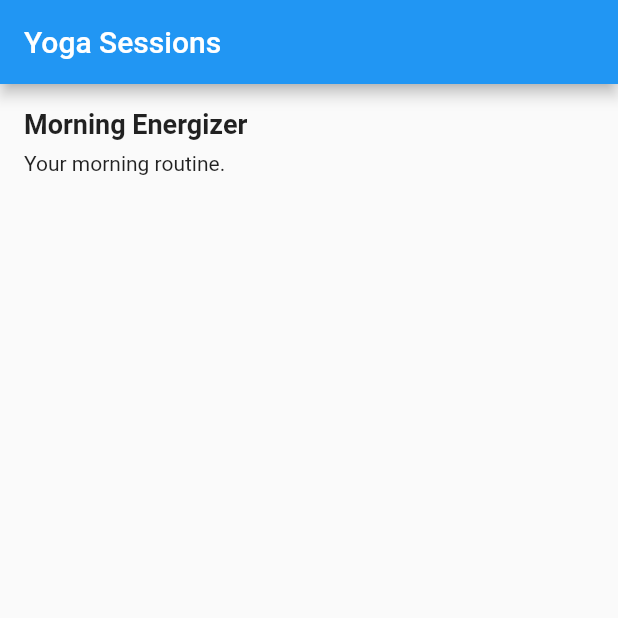
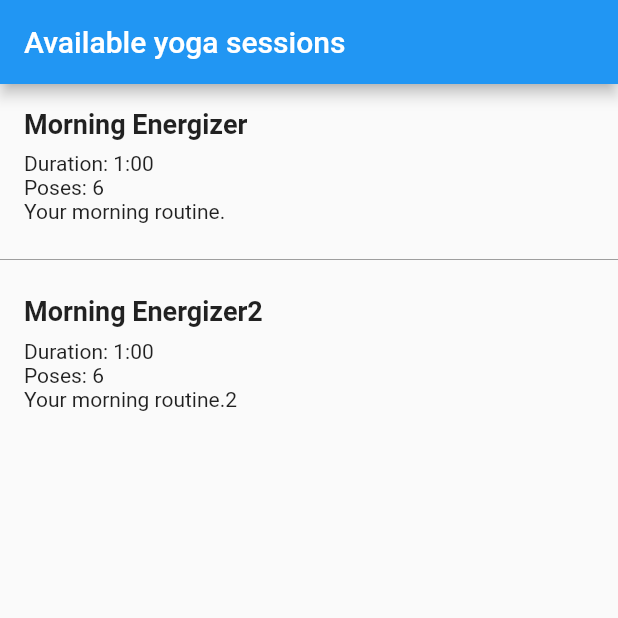
Before and after one commit to SeardnaSchmid/yoga-instructor, a Flutter app: the screen it shows after launch, on a phone screen of 412 x 824 dp, the top half of it. Run offline on Flutter 3.47's test engine with Material 2 defaults, Android fonts, the phone set to English and light mode, and no system bars; our stand-ins replace circular_countdown_timer, shared_preferences, wakelock.

Commit message:
clean up some code

```diff
--- a/assets/defaultSessions.json
+++ b/assets/defaultSessions.json
@@ -27,5 +27,34 @@
         "duration": 10
       }
     ]
+  },
+  {
+    "name": "Morning Energizer2",
+    "description": "Your morning routine.2",
+    "poses": [
+      {
+        "actionId": "startPreparation"
+      },
+      {
+        "actionId": "mountain",
+        "duration": 5
+      },
+      {
+        "actionId": "downwardFacingDog",
+        "duration": 8
+      },
+      {
+        "actionId": "childsPose",
+        "duration": 10
+      },
+      {
+        "actionId": "warrior1",
+        "duration": 6
+      },
+      {
+        "actionId": "endCooldown",
+        "duration": 10
+      }
+    ]
   }
 ]
--- a/lib/main.dart
+++ b/lib/main.dart
@@ -27,16 +27,7 @@ class YogaWorkoutApp extends StatelessWidget {
             return const Center(child: Text('Error loading sessions'));
           } else {
             final sessions = snapshot.data ?? [];
-              if (sessions.length < 1) {
-                return const Text(
-                  'No Sessions Found',
-                  style: TextStyle(
-                    fontSize: 18.0,
-                  ),
-                );
-              } else {
             return SessionListScreen(sessions: sessions);
-              }
           }
         },
       ),
--- a/lib/yoga_actions.dart
+++ b/lib/models/available_yoga_actions.dart
@@ -1,6 +1,6 @@
-import 'models/yoga_action.dart';
+import 'yoga_action.dart';
 
-class YogaActions {
+class AvailableYogaActions {
   static final Map<String, YogaAction> actions = {
     'startPreparation': YogaAction(
       id: 'startPreparation',
@@ -269,7 +269,7 @@ class YogaActions {
   };
 
   static YogaAction getAction(String actionId) {
-    return actions[actionId] ?? YogaAction(
+    var yogaActionNotFoundFallback = YogaAction(
       id: actionId,
       name: "$actionId is not yet implemented. Contact the developer",
       text: '$actionId is not yet implemented. Contact the developer',
@@ -277,10 +277,13 @@ class YogaActions {
       image: 'assets/images/default.jpg',
       sound: 'assets/sounds/default.mp3',
     );
+    return actions[actionId] ?? yogaActionNotFoundFallback;
   }
+
   // Get default duration of a YogaAction by ID
   static int getDefaultActionDuration(String id) {
     final YogaAction? action = actions[id];
-    return action?.defaultDuration ?? 0;
+    var defaultDurationFallback = 10;
+    return action?.defaultDuration ?? defaultDurationFallback;
   }
 }
--- a/lib/models/yoga_pose.dart
+++ b/lib/models/yoga_pose.dart
@@ -3,6 +3,13 @@ class YogaPose {
   final int? duration;
 
   YogaPose(this.actionId, {this.duration});
+
+  Map<String, dynamic> toJson() {
+    return {
+      'actionId': actionId,
+      'duration': duration,
+    };
+  }
 
   factory YogaPose.fromJson(Map<String, dynamic> json) {
     return YogaPose(
--- a/lib/models/yoga_session.dart
+++ b/lib/models/yoga_session.dart
@@ -12,8 +12,8 @@ class Session {
   });
 
   factory Session.fromJson(Map<String, dynamic> json) {
-    final List<dynamic> posesData = json['poses'];
-    final List<YogaPose> poses = posesData.map((pose) => YogaPose.fromJson(pose)).toList();
+    final List<dynamic> posesJson = json['poses'];
+    final List<YogaPose> poses = posesJson.map((poseJson) => YogaPose.fromJson(poseJson)).toList();
 
     return Session(
       name: json['name'],
@@ -21,4 +21,12 @@ class Session {
       poses: poses,
     );
   }
+
+  Map<String, dynamic> toJson() {
+    return {
+      'name': name,
+      'description': description,
+      'poses': poses.map((pose) => pose.toJson()).toList(),
+    };
+  }
 }
--- a/lib/pose_widget.dart
+++ b/lib/pose_widget.dart
@@ -3,7 +3,7 @@ import 'package:circular_countdown_timer/circular_countdown_timer.dart';
 
 import 'models/yoga_action.dart';
 import 'models/yoga_pose.dart';
-import 'yoga_actions.dart';
+import 'models/available_yoga_actions.dart';
 
 class YogaPoseWidget extends StatefulWidget {
   final YogaPose pose;
@@ -29,7 +29,7 @@ class YogaPoseWidgetState extends State<YogaPoseWidget> {
     super.initState();
     _countDownController = CountDownController();
     startTimer();
-    stopButtonText = isTimerRunning ? 'Stop' : 'Continue';
+    stopButtonText = isTimerRunning ? 'Pause' : 'Continue';
   }
 
   @override
@@ -72,7 +72,7 @@ class YogaPoseWidgetState extends State<YogaPoseWidget> {
 
   @override
   Widget build(BuildContext context) {
-    YogaAction currentAction = YogaActions.getAction(widget.pose.actionId);
+    YogaAction currentAction = AvailableYogaActions.getAction(widget.pose.actionId);
 
     return Scaffold(
       body: Container(
--- a/lib/session_details_screen.dart
+++ b/lib/session_details_screen.dart
@@ -1,5 +1,5 @@
 import 'package:flutter/material.dart';
-import 'package:yoga_instructor/yoga_actions.dart';
+import 'package:yoga_instructor/models/available_yoga_actions.dart';
 
 import 'session_screen.dart';
 import 'models/yoga_session.dart';
@@ -14,7 +14,7 @@ class SessionDetailsScreen extends StatelessWidget {
     int totalPoses = session.poses.length;
     int sessionDuration = 0;
     for (var pose in session.poses) {
-       sessionDuration += YogaActions.getDefaultActionDuration(pose.actionId);
+       sessionDuration += AvailableYogaActions.getDefaultActionDuration(pose.actionId);
     }
     int sessionMinutes = sessionDuration ~/ 60;
     int sessionSeconds = sessionDuration % 60;
--- a/lib/session_list_screen.dart
+++ b/lib/session_list_screen.dart
@@ -2,6 +2,7 @@ import 'package:flutter/material.dart';
 import 'models/yoga_session.dart';
 
 import 'session_details_screen.dart';
+import 'models/available_yoga_actions.dart';
 
 class SessionListScreen extends StatelessWidget {
   final List<Session> sessions; // List of sessions
@@ -10,17 +11,37 @@ class SessionListScreen extends StatelessWidget {
 
   @override
   Widget build(BuildContext context) {
+    if (sessions.isEmpty) {
+      // Display a message or placeholder content when no sessions are available
+      return Scaffold(
+        appBar: AppBar(
+          title: const Text('Available yoga sessions'),
+        ),
+        body: const Center(
+          child: Text('No sessions available'),
+        ),
+      );
+    }
 
-
-    print(this.sessions.toString());
     return Scaffold(
       appBar: AppBar(
-        title: const Text('Yoga Sessions'),
+        title: const Text('Available yoga sessions'),
       ),
-      body: ListView.builder(
+      body: ListView.separated(
         itemCount: sessions.length,
+        separatorBuilder: (context, index) => const Divider(color: Colors.grey),
         itemBuilder: (context, index) {
           final session = sessions[index];
+
+          int totalPoses = session.poses.length;
+          int sessionDuration = 0;
+          for (var pose in session.poses) {
+            sessionDuration += AvailableYogaActions.getDefaultActionDuration(pose.actionId);
+          }
+          int sessionMinutes = sessionDuration ~/ 60;
+          int sessionSeconds = sessionDuration % 60;
+          String sessionDurationText = '$sessionMinutes:${sessionSeconds.toString().padLeft(2, '0')}';
+
           return GestureDetector(
             onTap: () {
               // Navigate to SessionDetailsScreen
@@ -45,6 +66,8 @@ class SessionListScreen extends StatelessWidget {
                       ),
                     ),
                     const SizedBox(height: 8),
+                    Text('Duration: $sessionDurationText'),
+                    Text('Poses: $totalPoses'),
                     Text(session.description),
                   ],
                 ),
--- a/lib/session_screen.dart
+++ b/lib/session_screen.dart
@@ -1,8 +1,8 @@
 import 'package:audioplayers/audioplayers.dart';
 import 'package:flutter/material.dart';
 import 'package:wakelock/wakelock.dart';
-import 'package:yoga_instructor/yoga_actions.dart';
 
+import 'models/available_yoga_actions.dart';
 import 'models/yoga_pose.dart';
 import 'models/yoga_session.dart';
 import 'pose_widget.dart';
@@ -29,6 +29,7 @@ class SessionScreenState extends State<SessionScreen> {
 
   @override
   void dispose() {
+    super.dispose();
     Wakelock.disable();
   }
 
@@ -55,7 +56,7 @@ class SessionScreenState extends State<SessionScreen> {
 
     return Scaffold(
       appBar: AppBar(
-        title: Text(YogaActions.actions[currentPose.actionId]?.name ?? 'Error: Unknown YogaAction'),
+        title: Text(AvailableYogaActions.actions[currentPose.actionId]?.name ?? 'Error: Unknown YogaAction'),
         bottom: PreferredSize(
           preferredSize: const Size.fromHeight(8.0),
           child: LinearProgressIndicator(
--- a/lib/yoga_pose.dart
+++ /dev/null
@@ -1,25 +0,0 @@
-class YogaPose {
-  final String name;
-  final String text;
-  final int duration;
-  final String image;
-  final String sound;
-
-  YogaPose({
-    required this.name,
-    required this.text,
-    required this.duration,
-    required this.image,
-    required this.sound,
-  });
-
-  factory YogaPose.fromJson(Map<String, dynamic> json) {
-    return YogaPose(
-      name: json['name'],
-      text: json['text'],
-      duration: json['duration'],
-      image: json['image'],
-      sound: json['sound'],
-    );
-  }
-}
--- a/lib/yoga_session.dart
+++ /dev/null
@@ -1,13 +0,0 @@
-import 'package:yoga_instructor/yoga_pose.dart';
-
-class Session {
-  final String name;
-  final String description;
-  final List<YogaPose> poses;
-
-  Session({
-    required this.name,
-    required this.description,
-    required this.poses,
-  });
-}
```
Also changed, not shown: assets/poses.json (deleted, +0 -23 lines), lib/models/yoga_action.dart (+11 -0 lines), lib/session_manager.dart (+6 -6 lines). Lines whose indentation alone changed are shown as unchanged.
